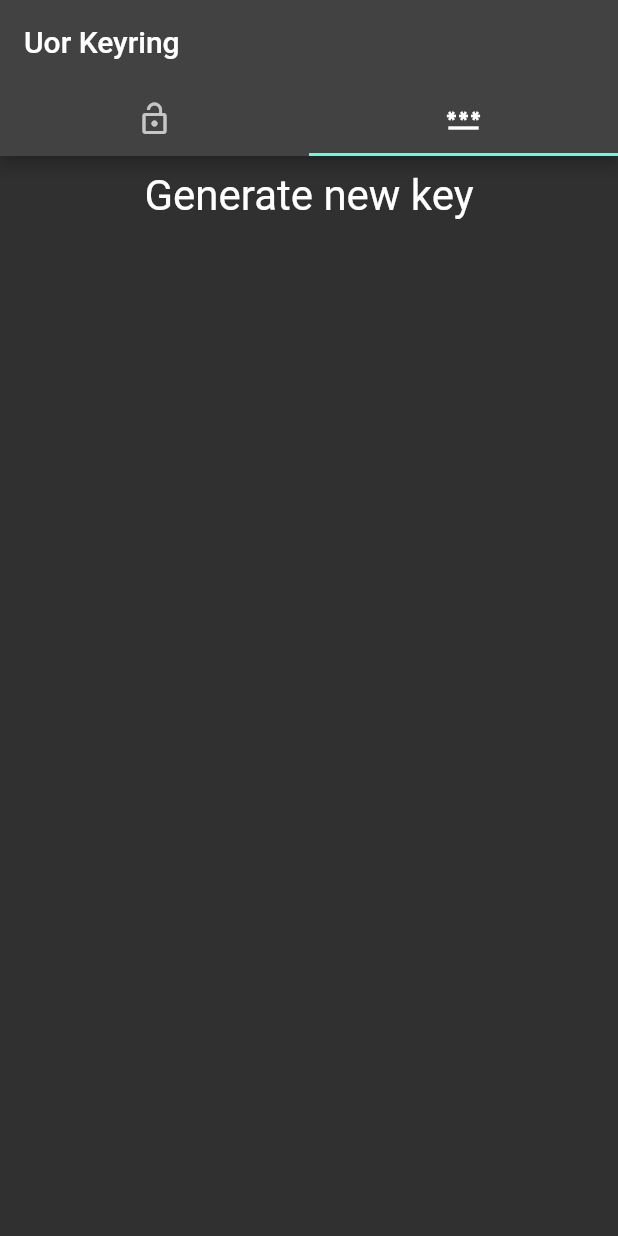
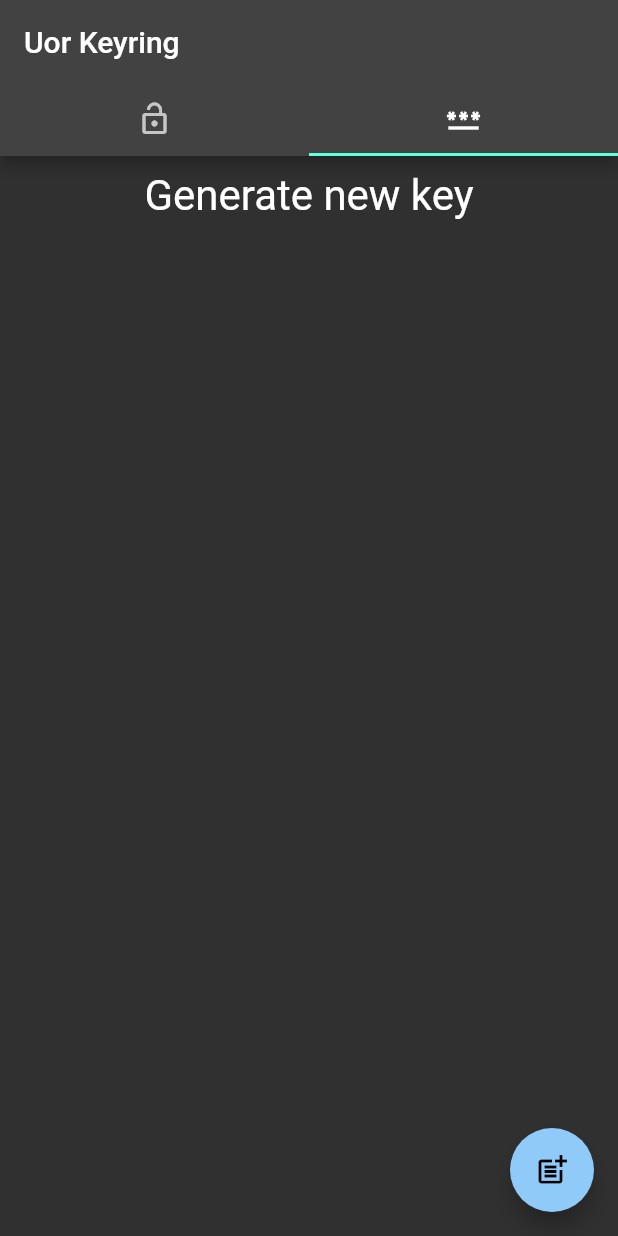
Before and after one commit to uor16x/uor-keyring, a Flutter app: the screen it shows after launch, tab 2 chosen, on a phone screen of 412 x 824 dp. Run offline on Flutter 3.47's test engine with Material 2 defaults, Android fonts, the phone set to English and light mode, and no system bars; missing offline and left inert: desktop_window.

Commit message:
Log block: removed redundant;

```diff
--- a/lib/widgets/keygen/blocks/log_block.dart
+++ b/lib/widgets/keygen/blocks/log_block.dart
@@ -1,8 +1,6 @@
 import 'package:flutter/material.dart';
-import 'package:uor_keyring/extensions.dart';
 import 'package:uor_keyring/shared/action_result.dart';
 import 'package:uor_keyring/transform/transform.dart';
-import 'package:uor_keyring/widgets/keygen/blocks/add_action.dart';
 import 'package:uor_keyring/widgets/keygen/blocks/item_info.dart';
 import 'package:uor_keyring/widgets/shared/styles.dart';
 
@@ -62,15 +60,8 @@ class _LogItem extends StatelessWidget {
 
 class LogBlock extends StatelessWidget {
   final List<ActionLogItem> logItems;
-  final ProcessActionMethod newActionApplied;
-  final void Function() reset;
 
-  const LogBlock({
-    super.key,
-    required this.logItems,
-    required this.newActionApplied,
-    required this.reset,
-  });
+  const LogBlock(this.logItems, {super.key});
 
   @override
   Widget build(BuildContext context) {
@@ -80,26 +71,13 @@ class LogBlock extends StatelessWidget {
         .toList();
     if (items.isNotEmpty) {
       return ListView.builder(
-        padding: Styles.padding(),
-        itemCount: items.length,
-        scrollDirection: Axis.vertical,
-        shrinkWrap: true,
-        itemBuilder: (context, index) {
-          return Card(child: items[index]);
-          // index == 0
-          //     ? Container(
-          //         margin: const EdgeInsets.only(bottom: 10),
-          //         child: AddAction(
-          //           inputs: logItems,
-          //           apply: newActionApplied,
-          //           reset: reset,
-          //         ),
-          //       )
-          //     : Card(child: items[index - 1]);
-        },
-      );
+          padding: Styles.padding(),
+          itemCount: items.length,
+          scrollDirection: Axis.vertical,
+          shrinkWrap: true,
+          itemBuilder: (context, index) => Card(child: items[index]));
     } else {
-      return Container();
+      return const SizedBox.shrink();
     }
   }
 }
--- a/lib/widgets/keygen/keygen.dart
+++ b/lib/widgets/keygen/keygen.dart
@@ -17,7 +17,6 @@ class Keygen extends StatefulWidget {
 
 class _KeyGenState extends State<Keygen> {
   late LogItemsCollection log;
-  bool showAddActionButton = false;
 
   void reset({initial = false}) {
     const String initialResultText = 'my-email-1';
@@ -36,6 +35,7 @@ class _KeyGenState extends State<Keygen> {
   }
 
   void addAction(BuildContext context, Transformable action) {
+    Navigator.of(context).pop(); // close modal
     setState(() {
       log.add(action);
       log = log;
@@ -46,14 +46,7 @@ class _KeyGenState extends State<Keygen> {
     String key = Generator.getKey(log);
   }
 
-  void setAddActionButton(bool value) {
-    setState(() {
-      showAddActionButton = value;
-    });
-  }
-
   void showAddActionModal(BuildContext context) {
-    setAddActionButton(false);
     showModalBottomSheet(
       context: context,
       builder: (context) => AddAction(
@@ -61,7 +54,7 @@ class _KeyGenState extends State<Keygen> {
         apply: (Transformable action) => addAction(context, action),
         onCancel: () => {},
       ),
-    ).whenComplete(() => setAddActionButton(true));
+    );
   }
 
   void copyResultKey() {}
@@ -78,7 +71,6 @@ class _KeyGenState extends State<Keygen> {
         ),
       );
     }
-    if (showAddActionButton) {
     buttons.add(const SizedBox(height: 15));
     buttons.add(
       FloatingActionButton(
@@ -87,7 +79,6 @@ class _KeyGenState extends State<Keygen> {
         child: const Icon(Icons.post_add),
       ),
     );
-    }
 
     return Scaffold(
       resizeToAvoidBottomInset: false,
@@ -101,13 +92,7 @@ class _KeyGenState extends State<Keygen> {
           children: [
             const TabHeader("Generate new key"),
             Styles.emptySpace(),
-            Expanded(
-              child: LogBlock(
-                logItems: log.items,
-                newActionApplied: addAction,
-                reset: reset,
-              ),
-            ),
+            Expanded(child: LogBlock(log.items)),
           ],
         ),
       ),
```
Lines whose indentation alone changed are shown as unchanged.
